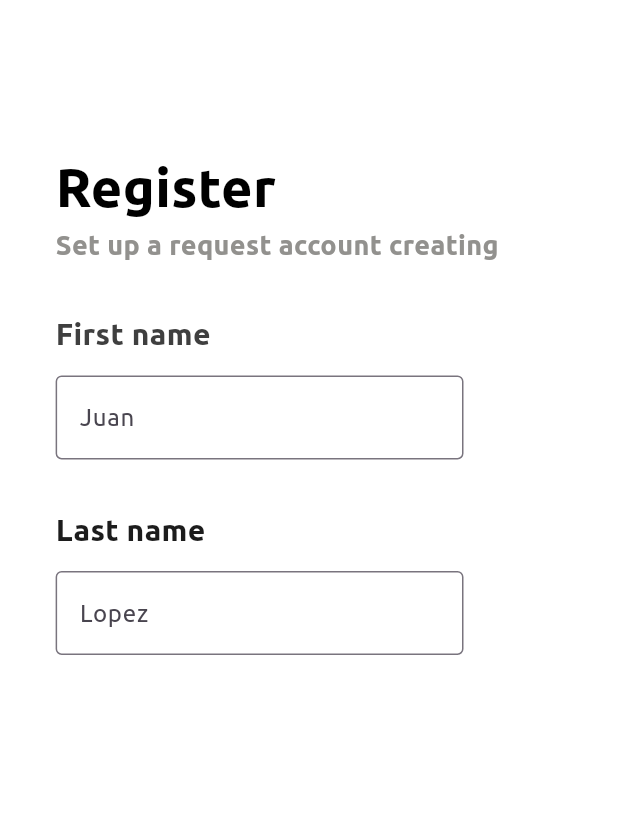
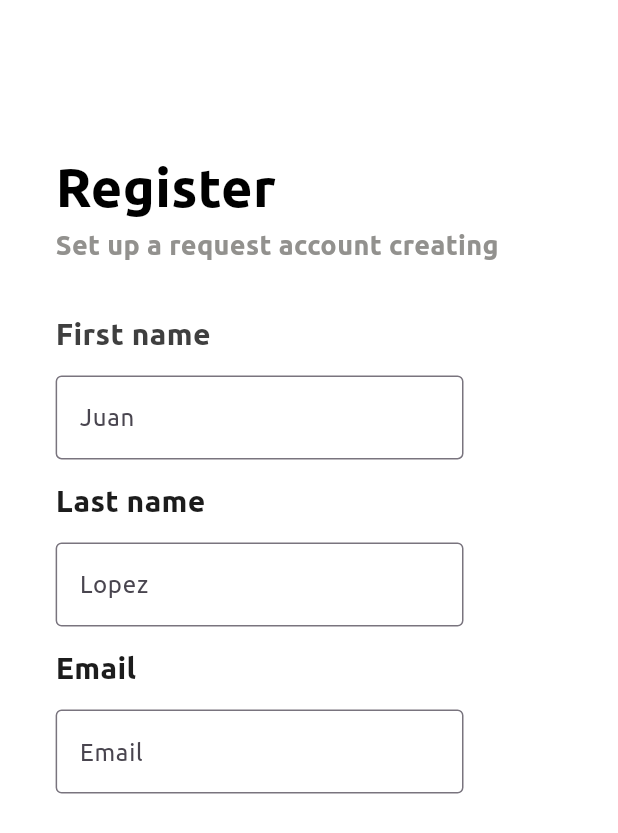
Before and after one commit to IGerardoJR/LoginApp, a Flutter app: the screen it shows after launch, on a phone screen of 412 x 824 dp. Shown: the top 833 px of the screen. Run offline on Flutter 3.47's test engine with Material 3 defaults, Android fonts, the phone set to English and light mode, and no system bars.

Commit message:
email textfield

```diff
--- a/lib/pages/RegisterPage.dart
+++ b/lib/pages/RegisterPage.dart
@@ -64,7 +64,7 @@ class RegisterPage extends StatelessWidget {
                         SizedBox(width: _deviceWidth, child: _textBox('Juan')),
                   ),
                   SizedBox(
-                    height: _deviceHeigth * 0.039,
+                    height: _deviceHeigth * 0.016,
                   ),
                   Container(
                       width: _deviceWidth,
@@ -80,6 +80,26 @@ class RegisterPage extends StatelessWidget {
                   Padding(
                     padding: EdgeInsets.fromLTRB(0, 0, _deviceWidth * 0.25, 0),
                     child: _textBox('Lopez'),
+                  ),
+                  SizedBox(
+                    height: _deviceHeigth * 0.016,
+                  ),
+                  Container(
+                      width: _deviceWidth,
+                      child: Text(
+                        'Email',
+                        style: TextStyle(
+                            color: Color.fromRGBO(28, 28, 28, 1.0),
+                            fontSize: 20,
+                            fontFamily: "ubuntu",
+                            fontWeight: FontWeight.bold),
+                      )),
+                  SizedBox(
+                    height: _deviceHeigth * 0.016,
+                  ),
+                  Padding(
+                    padding: EdgeInsets.fromLTRB(0, 0, _deviceWidth * 0.25, 0),
+                    child: _textBox('Email'),
                   ),
                 ],
               ))
```
